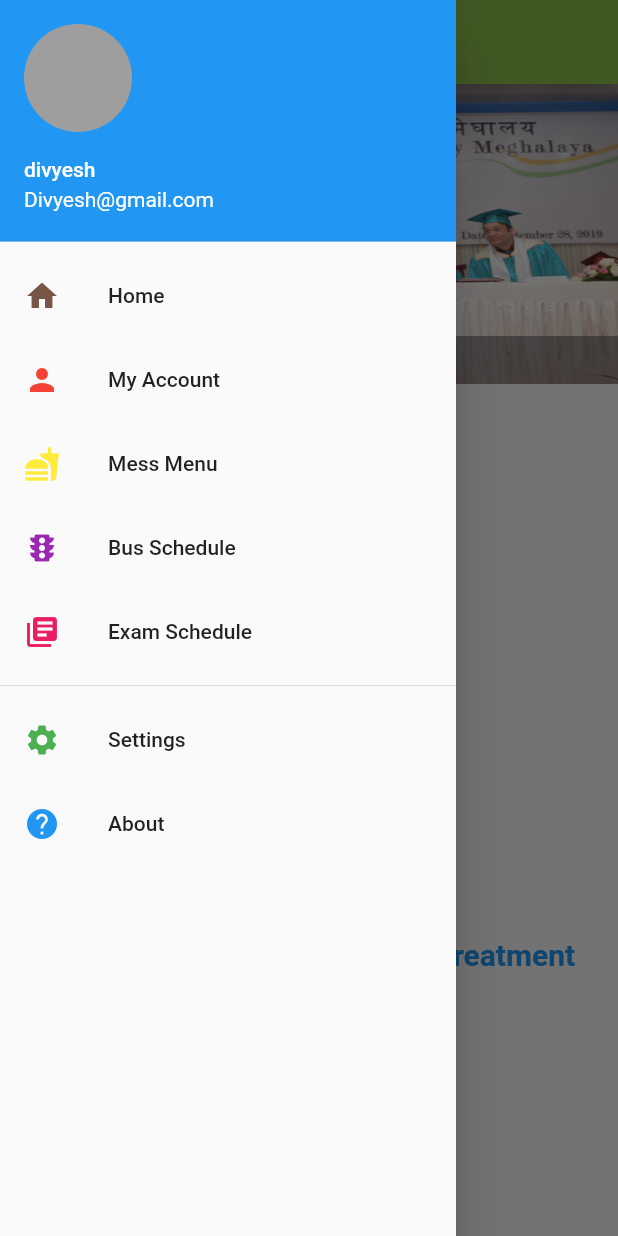
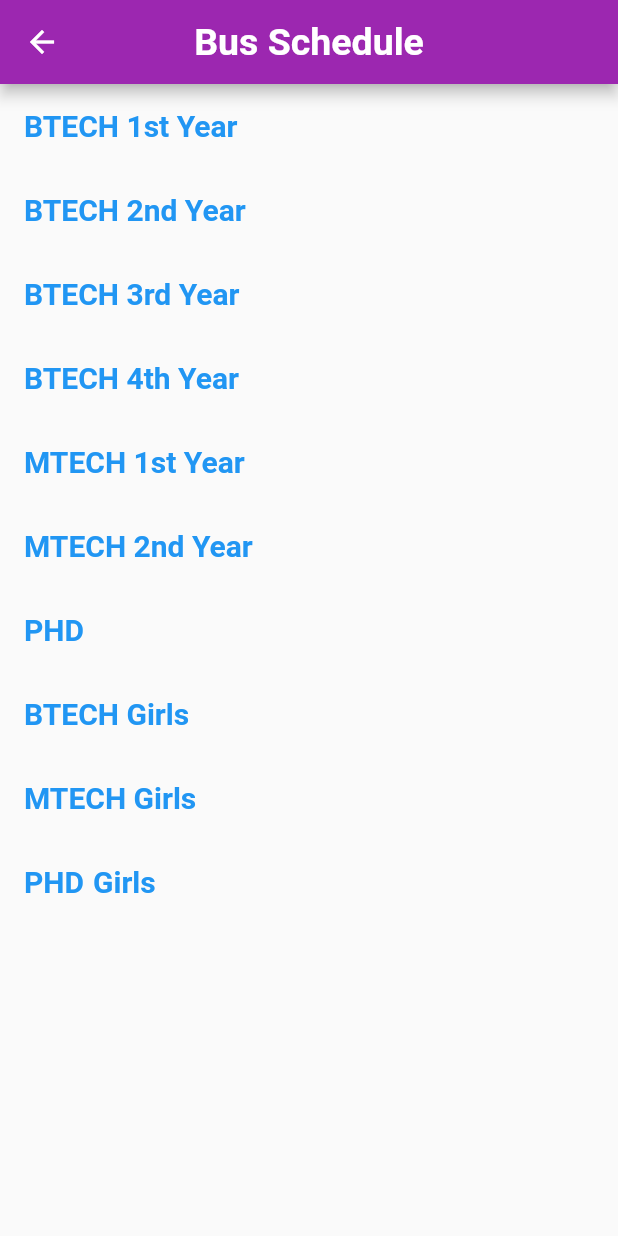
Before and after one commit to srivastavadivyesh4/College-App, a Flutter app: the screen it shows after launch, in the side drawer, after a tap on "Bus Schedule", on a phone screen of 412 x 824 dp. Run offline on Flutter 3.47's test engine with Material 2 defaults, Android fonts, the phone set to English and light mode, and no system bars; drawn by our look-alikes of carousel_pro; our stand-ins replace photo_view.

Commit message:
bus_list_added

```diff
--- /dev/null
+++ b/lib/components/bus_menu.dart
@@ -0,0 +1,319 @@
+import 'package:flutter/material.dart';
+import 'package:practise/components/Bus_menu_list.dart';
+
+
+class Bus_Menu extends StatefulWidget {
+  @override
+  _Bus_MenuState createState() => _Bus_MenuState();
+}
+
+class _Bus_MenuState extends State<Bus_Menu> {
+  @override
+  Widget build(BuildContext context) {
+    return Scaffold(
+
+        appBar: new AppBar(
+
+           backgroundColor: Colors.purple,
+            title: Text('Bus Schedule',
+
+              style: new TextStyle(
+
+                fontWeight: FontWeight.bold,
+                fontSize: 25.0,
+
+              ),
+            ),
+
+            centerTitle: true,
+        ),
+
+         body: new Container(
+
+           child: new ListView(
+
+               children: <Widget>[
+
+                 InkWell(
+
+                     onTap: (){
+
+                         Navigator.push(context,
+                         MaterialPageRoute(builder: (context)=>Bus1()),
+                         );
+                     },
+
+                     child:new ListTile(
+
+                       title: new Text(
+                         'BTECH 1st Year',
+
+                         style:new TextStyle(
+
+                          fontSize: 20.0,
+                          color: Colors.blue,
+                          fontWeight: FontWeight.bold,
+
+
+                         )
+                       ),
+
+                     ),
+
+                 ),
+
+                 InkWell(
+
+                     onTap: (){
+
+                         Navigator.push(context,
+                         MaterialPageRoute(builder: (context)=>Bus2()),
+                         );
+                     },
+
+                     child:new ListTile(
+
+                       title: new Text(
+                         'BTECH 2nd Year',
+
+                         style:new TextStyle(
+
+                          fontSize: 20.0,
+                          color: Colors.blue,
+                          fontWeight: FontWeight.bold,
+
+                         )
+                       ),
+
+                     ),
+
+                 ),
+
+                 InkWell(
+
+                     onTap: (){
+
+                         Navigator.push(context,
+                         MaterialPageRoute(builder: (context)=>Bus3()),
+                         );
+                     },
+
+                     child:new ListTile(
+
+                       title: new Text(
+                         'BTECH 3rd Year',
+
+                         style:new TextStyle(
+
+                          fontSize: 20.0,
+                          color: Colors.blue,
+                          fontWeight: FontWeight.bold,
+
+                         )
+                       ),
+
+                     ),
+
+                 ),
+
+                 InkWell(
+
+                     onTap: (){
+
+                         Navigator.push(context,
+                         MaterialPageRoute(builder: (context)=>Bus4()),
+                         );
+                     },
+
+                     child:new ListTile(
+
+                       title: new Text(
+                         'BTECH 4th Year',
+
+                         style:new TextStyle(
+
+                          fontSize: 20.0,
+                          color: Colors.blue,
+                          fontWeight: FontWeight.bold,
+
+                         )
+                       ),
+
+                     ),
+
+                 ),
+
+                InkWell(
+
+                     onTap: (){
+
+                         Navigator.push(context,
+                         MaterialPageRoute(builder: (context)=>Bus5()),
+                         );
+                     },
+
+                     child:new ListTile(
+
+                       title: new Text(
+                         'MTECH 1st Year',
+
+                         style:new TextStyle(
+
+                          fontSize: 20.0,
+                          color: Colors.blue,
+                          fontWeight: FontWeight.bold,
+
+                         )
+                       ),
+
+                     ),
+
+                 ),
+
+                 InkWell(
+
+                     onTap: (){
+
+                         Navigator.push(context,
+                         MaterialPageRoute(builder: (context)=>Bus6()),
+                         );
+                     },
+
+                     child:new ListTile(
+
+                       title: new Text(
+                         'MTECH 2nd Year',
+
+                         style:new TextStyle(
+
+                          fontSize: 20.0,
+                          color: Colors.blue,
+                          fontWeight: FontWeight.bold,
+
+                         )
+                       ),
+
+                     ),
+
+                 ),
+
+                 InkWell(
+
+                     onTap: (){
+
+                         Navigator.push(context,
+                         MaterialPageRoute(builder: (context)=>Bus7()),
+                         );
+                     },
+
+                     child:new ListTile(
+
+                       title: new Text(
+                         'PHD',
+
+                         style:new TextStyle(
+
+                          fontSize: 20.0,
+                          color: Colors.blue,
+                          fontWeight: FontWeight.bold,
+
+                         )
+                       ),
+
+
+                     ),
+
+                 ),
+
+                 InkWell(
+
+                     onTap: (){
+
+                         Navigator.push(context,
+                         MaterialPageRoute(builder: (context)=>Bus8()),
+                         );
+                     },
+
+                     child:new ListTile(
+
+                       title: new Text(
+                         'BTECH Girls',
+
+                         style:new TextStyle(
+
+                          fontSize: 20.0,
+                          color: Colors.blue,
+                          fontWeight: FontWeight.bold,
+
+                         )
+                       ),
+
+                     ),
+
+                 ),
+
+                 InkWell(
+
+                     onTap: (){
+
+                         Navigator.push(context,
+                         MaterialPageRoute(builder: (context)=>Bus9()),
+                         );
+                     },
+
+                     child:new ListTile(
+
+                       title: new Text(
+                         'MTECH Girls',
+
+                         style:new TextStyle(
+
+                          fontSize: 20.0,
+                          color: Colors.blue,
+                          fontWeight: FontWeight.bold,
+
+                         )
+                       ),
+
+                     ),
+
+                 ),
+
+                 InkWell(
+
+                     onTap: (){
+
+                         Navigator.push(context,
+                         MaterialPageRoute(builder: (context)=>Bus10()),
+                         );
+                     },
+
+                     child:new ListTile(
+
+                       title: new Text(
+                         'PHD Girls',
+
+                         style:new TextStyle(
+
+                          fontSize: 20.0,
+                          color: Colors.blue,
+                          fontWeight: FontWeight.bold,
+                          wordSpacing: 1.0,
+
+                         )
+                       ),
+
+                     ),
+
+                 ),
+
+               ],
+
+           ),
+
+        ),
+
+    );
+
+  }
+}
--- a/lib/main.dart
+++ b/lib/main.dart
@@ -3,6 +3,7 @@
  import 'package:carousel_pro/carousel_pro.dart';
  import 'package:practise/components/News.dart';
  import 'package:practise/components/Mess_Menu.dart';
+ import 'package:practise/components/Bus_Menu.dart';
 
    void main(){
      runApp(MaterialApp(
@@ -140,10 +141,16 @@ class _HomepageState extends State<Homepage> {
              // Bus Schedule
 
                 InkWell(
-              onTap: (){},
+              onTap: (){
+
+                 Navigator.push(context,
+
+                    MaterialPageRoute(builder: (context)=>Bus_Menu()),
+                 );
+              },
               child: ListTile(
               title: Text('Bus Schedule'),
-              leading: Icon(Icons.traffic, color: Colors.purple,),
+              leading: Icon(Icons.traffic, color: Colors.purple),
             ),
                ),
 
```
Also changed, not shown: lib/components/Bus_menu_list.dart (added, +321 -0 lines).
